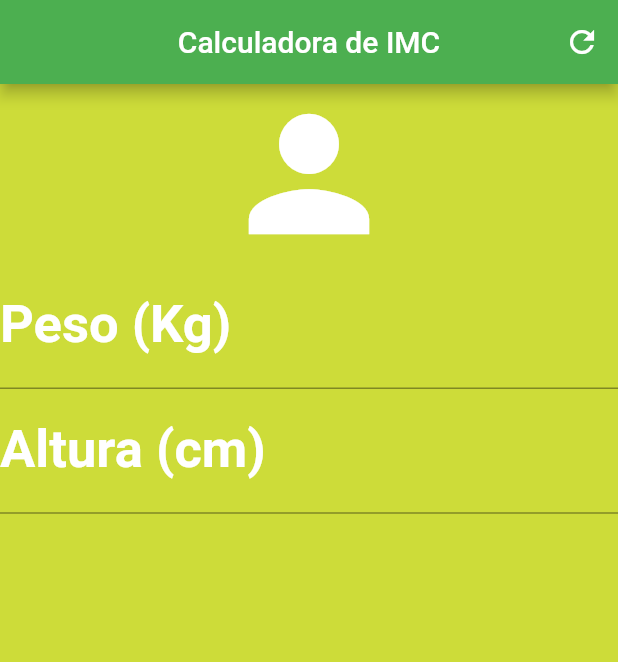
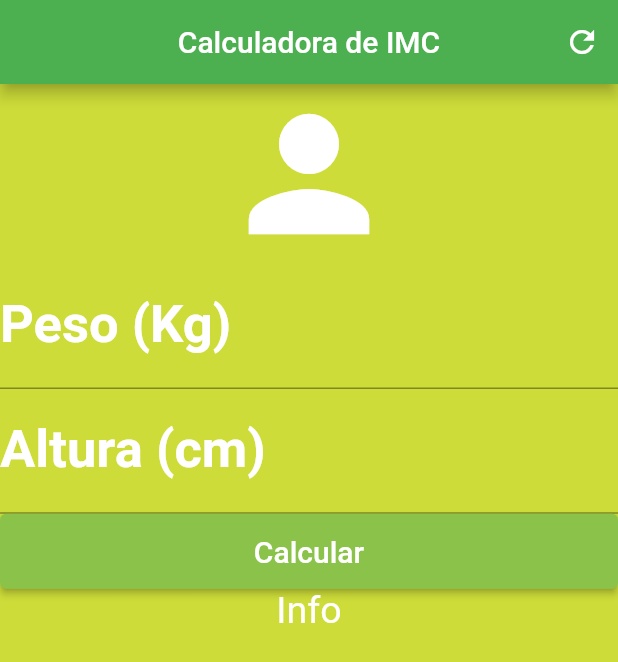
Before and after one commit to alexpereira2004/Simple_IMC_Calculator, a Flutter app: the screen it shows after launch, on a phone screen of 412 x 824 dp. Shown: the top 662 px of the screen. Run offline on Flutter 3.47's test engine with Material 2 defaults, Android fonts, the light colour scheme and no system bars.

Commit message:
ElevatedButton para calcular o IMC

```diff
--- a/lib/main.dart
+++ b/lib/main.dart
@@ -33,12 +33,12 @@ class _HomeState extends State<Home> {
       body: Column(
         crossAxisAlignment: CrossAxisAlignment.stretch,
         children: [
-          Icon(
+          const Icon(
             Icons.person,
             size: 120,
             color: Colors.white,
           ),
-          TextField(
+          const TextField(
             keyboardType: TextInputType.number,
             cursorColor: Colors.white,
             textAlign: TextAlign.center,
@@ -47,12 +47,11 @@ class _HomeState extends State<Home> {
                 labelText: "Peso (Kg)",
                 fillColor: Colors.white,
                 labelStyle: TextStyle(
-                  color: Colors.white,
-                  fontSize: 35,
-                  fontWeight: FontWeight.w700
-                )),
+                    color: Colors.white,
+                    fontSize: 35,
+                    fontWeight: FontWeight.w700)),
           ),
-          TextField(
+          const TextField(
             keyboardType: TextInputType.number,
             cursorColor: Colors.white,
             textAlign: TextAlign.center,
@@ -61,10 +60,28 @@ class _HomeState extends State<Home> {
                 labelText: "Altura (cm)",
                 fillColor: Colors.white,
                 labelStyle: TextStyle(
+                    color: Colors.white,
+                    fontSize: 35,
+                    fontWeight: FontWeight.w700)),
+          ),
+          Container(
+            height: 50,
+            child: ElevatedButton(
+              onPressed: () {},
+              style: ElevatedButton.styleFrom(primary: Colors.lightGreen),
+              child: const Text(
+                "Calcular",
+                style: TextStyle(
                   color: Colors.white,
-                  fontSize: 35,
-                  fontWeight: FontWeight.w700
-                )),
+                  fontSize: 20,
+                ),
+              ),
+            ),
+          ),
+          const Text(
+            "Info",
+            textAlign: TextAlign.center,
+            style: TextStyle(color: Colors.white, fontSize: 25),
           )
         ],
       ),
```
